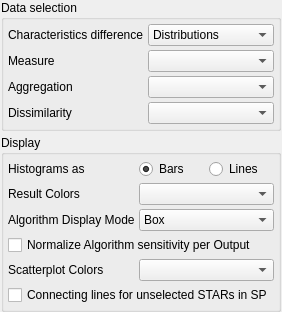
Qt form modules/FiAKEr/SensitivitySettings.ui (3dct/open_iA) before a commit.
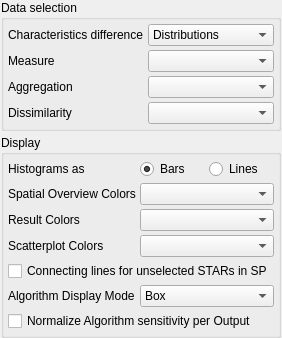
The same form after that commit.

Commit message: Sensitivity: Provide choice for spatial overview color map

The edit to the form file:
```diff
--- a/modules/FiAKEr/SensitivitySettings.ui
+++ b/modules/FiAKEr/SensitivitySettings.ui
@@ -163,13 +163,6 @@
         </property>
        </widget>
       </item>
-      <item row="8" column="0" colspan="3">
-       <widget class="QCheckBox" name="cbUnselectedSTARLines">
-        <property name="text">
-         <string>Connecting lines for unselected STARs in SP</string>
-        </property>
-       </widget>
-      </item>
       <item row="0" column="0">
        <widget class="QLabel" name="lbHistograms">
         <property name="text">
@@ -201,13 +194,6 @@
         </item>
        </widget>
       </item>
-      <item row="7" column="0">
-       <widget class="QLabel" name="lbSPColorScale">
-        <property name="text">
-         <string>Scatterplot Colors</string>
-        </property>
-       </widget>
-      </item>
       <item row="6" column="0" colspan="3">
        <widget class="QCheckBox" name="cbAlgoMaxPerOut">
         <property name="text">
@@ -215,9 +201,33 @@
         </property>
        </widget>
       </item>
-      <item row="7" column="1" colspan="2">
+      <item row="3" column="0">
+       <widget class="QLabel" name="lbSPColorMap">
+        <property name="text">
+         <string>Scatterplot Colors</string>
+        </property>
+       </widget>
+      </item>
+      <item row="3" column="1" colspan="2">
        <widget class="QComboBox" name="cmbboxSPColorMap"/>
       </item>
+      <item row="4" column="0" colspan="3">
+       <widget class="QCheckBox" name="cbUnselectedSTARLines">
+        <property name="text">
+         <string>Connecting lines for unselected STARs in SP</string>
+        </property>
+       </widget>
+      </item>
+      <item row="1" column="0">
+       <widget class="QLabel" name="lbSpatialOverviewColorMap">
+        <property name="text">
+         <string>Spatial Overview Colors</string>
+        </property>
+       </widget>
+      </item>
+      <item row="1" column="1" colspan="2">
+       <widget class="QComboBox" name="cmbboxSpatialOverviewColorMap"/>
+      </item>
      </layout>
     </widget>
    </item>
```
Left out of the diff: 4 changed lines with no effect on the pictures. The commit also changes 3 other files.
